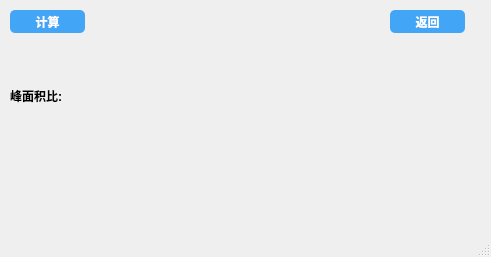
Before: the Qt Designer form text.ui in nylttpgg09/FluoTest, drawn with Qt 5.
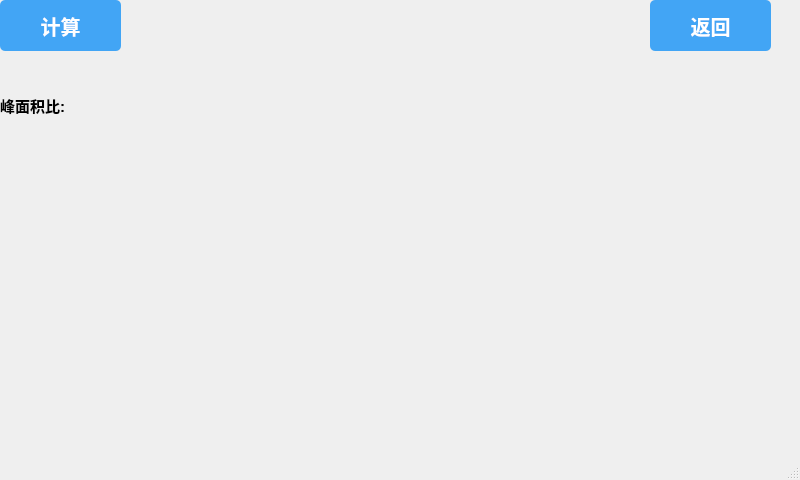
After: the same form once the commit is applied.

```diff
--- a/text.ui
+++ b/text.ui
@@ -6,10 +6,15 @@
    <rect>
     <x>0</x>
     <y>0</y>
-    <width>491</width>
-    <height>257</height>
+    <width>800</width>
+    <height>480</height>
    </rect>
   </property>
+  <property name="font">
+   <font>
+    <pointsize>14</pointsize>
+   </font>
+  </property>
   <property name="windowTitle">
    <string>MainWindow</string>
   </property>
@@ -17,15 +22,16 @@
    <widget class="QLabel" name="label">
     <property name="geometry">
      <rect>
-      <x>10</x>
-      <y>40</y>
-      <width>281</width>
-      <height>111</height>
+      <x>0</x>
+      <y>60</y>
+      <width>351</width>
+      <height>91</height>
      </rect>
     </property>
     <property name="font">
      <font>
       <family>Arial</family>
+      <pointsize>11</pointsize>
       <weight>75</weight>
       <bold>true</bold>
      </font>
@@ -37,10 +43,10 @@
    <widget class="QPushButton" name="back_button">
     <property name="geometry">
      <rect>
-      <x>390</x>
-      <y>10</y>
-      <width>75</width>
-      <height>23</height>
+      <x>650</x>
+      <y>0</y>
+      <width>121</width>
+      <height>51</height>
      </rect>
     </property>
     <property name="styleSheet">
@@ -48,15 +54,12 @@
     background-color: #42A5F5;
     color: white;
     font-family: Arial;
-    font-size: 12px; /* 调整字体大小 */
+    font-size: 20px; /* 调整字体大小 */
     font-weight: bold;
     border: none; /* 取消边框 */
     border-radius: 5px;
     padding: 5px;
-    min-width: 65px; /* 设置最小宽度 */
-    max-width: 65px; /* 设置最大宽度 */
-    min-height: 13px; /* 设置最小高度 */
-    max-height: 13px; /* 设置最大高度 */
+
 }
 
 QPushButton:hover {
@@ -74,26 +77,30 @@
    <widget class="QPushButton" name="calc_button">
     <property name="geometry">
      <rect>
-      <x>10</x>
-      <y>10</y>
-      <width>75</width>
-      <height>23</height>
+      <x>0</x>
+      <y>0</y>
+      <width>121</width>
+      <height>51</height>
      </rect>
     </property>
+    <property name="font">
+     <font>
+      <family>Arial</family>
+      <pointsize>-1</pointsize>
+      <weight>75</weight>
+      <bold>true</bold>
+     </font>
+    </property>
     <property name="styleSheet">
      <string notr="true">QPushButton {
     background-color: #42A5F5;
     color: white;
     font-family: Arial;
-    font-size: 12px; /* 调整字体大小 */
+    font-size: 20px; /* 调整字体大小 */
     font-weight: bold;
     border: none; /* 取消边框 */
     border-radius: 5px;
     padding: 5px;
-    min-width: 65px; /* 设置最小宽度 */
-    max-width: 65px; /* 设置最大宽度 */
-    min-height: 13px; /* 设置最小高度 */
-    max-height: 13px; /* 设置最大高度 */
 }
 
 QPushButton:hover {
```
Left out of the diff: 4 changed lines with no effect on the pictures.
